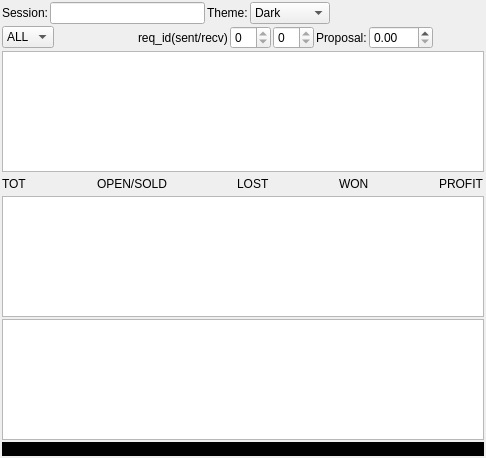
The window that ui/wdgcentral.ui (fabriziodesiati/BrokerTelegramBot) describes before a commit, drawn with Qt 5.
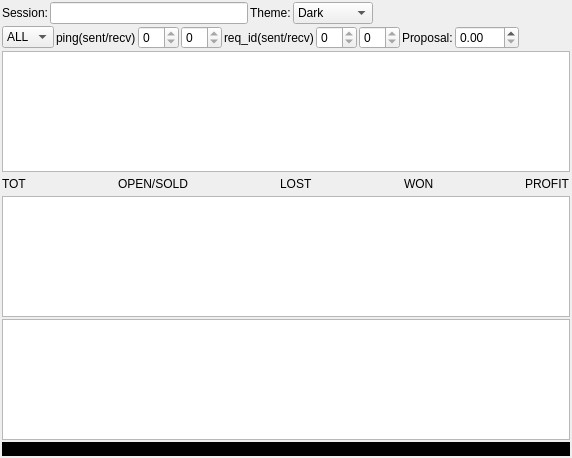
The same window after the commit. Icons and pictures are not drawn.

Commit message: MAJOR: manage ping/pong to mantain web socket opened

Patch:
```diff
--- a/ui/wdgcentral.ui
+++ b/ui/wdgcentral.ui
@@ -6,7 +6,7 @@
    <rect>
     <x>0</x>
     <y>0</y>
-    <width>486</width>
+    <width>514</width>
     <height>458</height>
    </rect>
   </property>
@@ -135,6 +135,27 @@
        </property>
       </spacer>
      </item>
+     <item>
+      <widget class="QLabel" name="labelPingSentRecv">
+       <property name="text">
+        <string>ping(sent/recv)</string>
+       </property>
+      </widget>
+     </item>
+     <item>
+      <widget class="QSpinBox" name="sbPingSent">
+       <property name="readOnly">
+        <bool>true</bool>
+       </property>
+      </widget>
+     </item>
+     <item>
+      <widget class="QSpinBox" name="sbPongRecv">
+       <property name="readOnly">
+        <bool>true</bool>
+       </property>
+      </widget>
+     </item>
      <item>
       <widget class="QLabel" name="labelReqIdSentRecv">
        <property name="text">
```
The commit also changes 1 other file.
